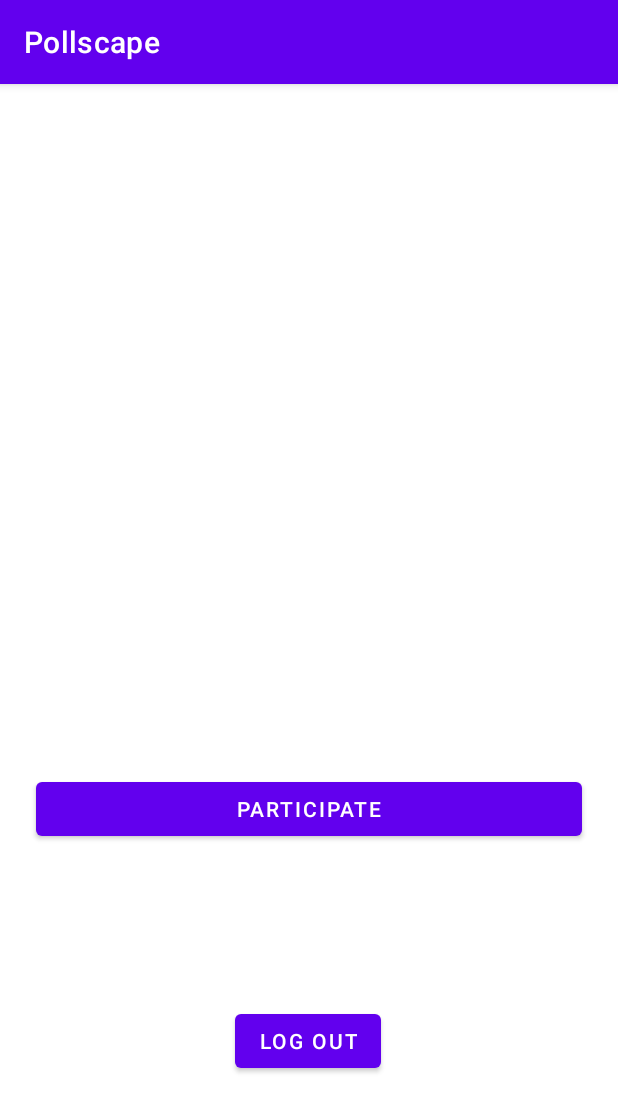
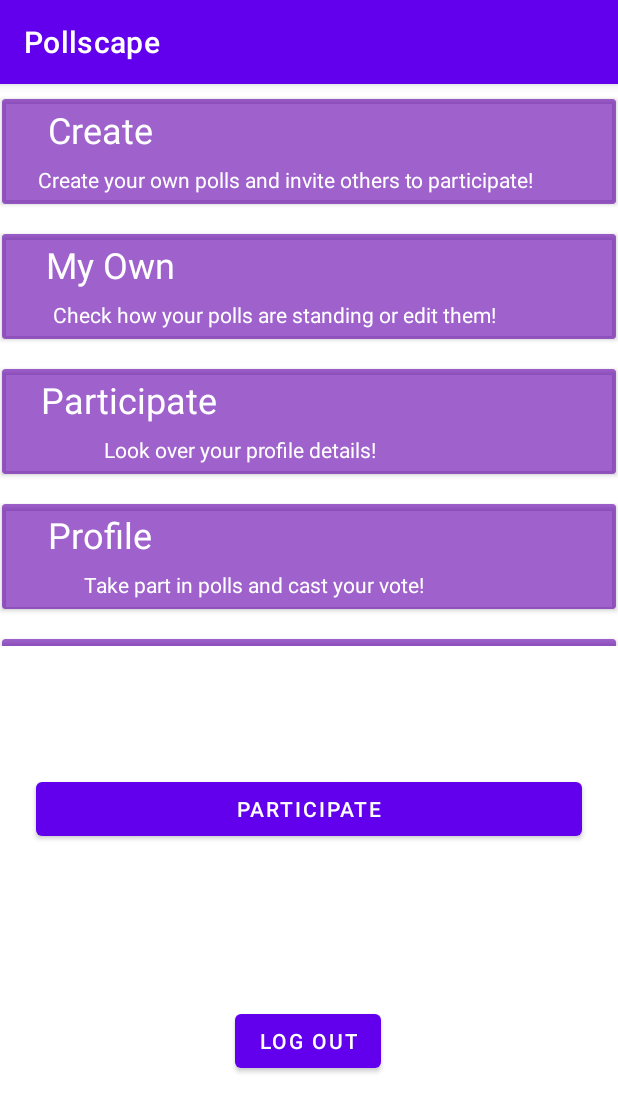
Before and after one commit to SeresP99/Thesis, an Android app: the Dashboard screen opened directly, with no data from a screen before it, on a phone screen of 412 x 824 dp. Shown: the top 1112 px of the screen. Run offline under Robolectric (Android 15) with nearby library versions, the phone set to English and light mode, and no system bars; our stand-ins replace Volley; network calls fail.

Commit message:
feat(android): recyclerView test

```diff
--- a/Pollscape/app/src/main/java/com/SeresP99/pollscape/Dashboard.java
+++ b/Pollscape/app/src/main/java/com/SeresP99/pollscape/Dashboard.java
@@ -1,6 +1,8 @@
 package com.SeresP99.pollscape;
 
 import androidx.appcompat.app.AppCompatActivity;
+import androidx.recyclerview.widget.LinearLayoutManager;
+import androidx.recyclerview.widget.RecyclerView;
 
 import android.content.Intent;
 import android.content.SharedPreferences;
@@ -14,14 +16,15 @@
 import com.android.volley.toolbox.JsonObjectRequest;
 import com.android.volley.toolbox.Volley;
 
-import org.json.JSONArray;
 import org.json.JSONException;
 
+import java.util.ArrayList;
 import java.util.HashMap;
 import java.util.Map;
-import java.util.concurrent.atomic.AtomicBoolean;
 
 public class Dashboard extends AppCompatActivity {
+
+    ArrayList<DashboardButtonModel> dashboardButtonModels = new ArrayList<DashboardButtonModel>();
 
     @Override
     protected void onCreate(Bundle savedInstanceState) {
@@ -36,6 +39,27 @@
         TextView tokenLbl = (TextView) findViewById(R.id.tokenLabel);
         tokenLbl.setText(token);
         //Toast.makeText(Dashboard.this, token, Toast.LENGTH_LONG).show();
+
+        RecyclerView recyclerView = findViewById(R.id.recycleView);
+        setUpDashboard();
+        DashboardButton_RecyclerViewAdapter adapter = new DashboardButton_RecyclerViewAdapter(this, dashboardButtonModels);
+        recyclerView.setAdapter(adapter);
+        recyclerView.setLayoutManager(new LinearLayoutManager(this));
+    }
+
+    private void setUpDashboard() {
+        String[] titles = new String[]{"Create", "My Own", "Participate", "Profile", "Logout"};
+        String[] descriptions = new String[]{
+                "Create your own polls and invite others to participate!",
+                "Check how your polls are standing or edit them!",
+                "Look over your profile details!",
+                "Take part in polls and cast your vote!",
+                "Hope to see you again soon!"
+        };
+
+        for (int i = 0; i < titles.length; i++) {
+            dashboardButtonModels.add(new DashboardButtonModel(titles[i], descriptions[i]));
+        }
     }
 
     private void JumpToLogin() {
@@ -50,13 +74,13 @@
         startActivity(intent);
     }
 
-    public void logOut(View view){
+    public void logOut(View view) {
         RemoveToken();
-       JumpToLogin();
+        JumpToLogin();
 
     }
 
-    private void RemoveToken(){
+    private void RemoveToken() {
         SharedPreferences sharedPreferences = getSharedPreferences("MySharedPref", MODE_PRIVATE);
         SharedPreferences.Editor myEdit = sharedPreferences.edit();
 
--- /dev/null
+++ b/Pollscape/app/src/main/java/com/SeresP99/pollscape/DashboardButtonModel.java
@@ -0,0 +1,20 @@
+package com.SeresP99.pollscape;
+
+public class DashboardButtonModel {
+    public String getTitle() {
+        return title;
+    }
+
+    public String getDescription() {
+        return description;
+    }
+
+    String title;
+    String description;
+
+
+    public DashboardButtonModel(String title, String description) {
+        this.title = title;
+        this.description = description;
+    }
+}
--- /dev/null
+++ b/Pollscape/app/src/main/java/com/SeresP99/pollscape/DashboardButton_RecyclerViewAdapter.java
@@ -0,0 +1,55 @@
+package com.SeresP99.pollscape;
+
+import android.content.Context;
+import android.view.LayoutInflater;
+import android.view.View;
+import android.view.ViewGroup;
+import android.widget.TextView;
+
+import androidx.annotation.NonNull;
+import androidx.recyclerview.widget.RecyclerView;
+
+import java.util.ArrayList;
+
+public class DashboardButton_RecyclerViewAdapter extends RecyclerView.Adapter<DashboardButton_RecyclerViewAdapter.MyViewHolder> {
+
+    Context context;
+    ArrayList<DashboardButtonModel> dashboardButtonModels;
+
+    public DashboardButton_RecyclerViewAdapter(Context context, ArrayList<DashboardButtonModel> dashboardButtonModels){
+        this.context = context;
+        this.dashboardButtonModels = dashboardButtonModels;
+    }
+
+    @NonNull
+    @Override
+    public DashboardButton_RecyclerViewAdapter.MyViewHolder onCreateViewHolder(@NonNull ViewGroup parent, int viewType) {
+        LayoutInflater inflater = LayoutInflater.from(context);
+        View view = inflater.inflate(R.layout.dashboard_recyclerview_row, parent, false);
+        return new DashboardButton_RecyclerViewAdapter.MyViewHolder(view);
+    }
+
+    @Override
+    public void onBindViewHolder(@NonNull DashboardButton_RecyclerViewAdapter.MyViewHolder holder, int position) {
+        holder.title.setText(dashboardButtonModels.get(position).getTitle());
+        holder.description.setText(dashboardButtonModels.get(position).getDescription());
+    }
+
+    @Override
+    public int getItemCount() {
+        return dashboardButtonModels.size();
+    }
+
+    public static class MyViewHolder extends RecyclerView.ViewHolder {
+
+        TextView title;
+        TextView description;
+
+        public MyViewHolder(@NonNull View itemView) {
+            super(itemView);
+
+            title = itemView.findViewById(R.id.cardTitle);
+            description = itemView.findViewById(R.id.cardDesc);
+        }
+    }
+}
--- a/Pollscape/app/src/main/res/layout/activity_dashboard.xml
+++ b/Pollscape/app/src/main/res/layout/activity_dashboard.xml
@@ -41,4 +41,13 @@
         app:layout_constraintHorizontal_bias="0.498"
         app:layout_constraintStart_toStartOf="parent"
         app:layout_constraintTop_toBottomOf="@+id/participateBtn" />
+
+    <androidx.recyclerview.widget.RecyclerView
+        android:id="@+id/recycleView"
+        android:layout_width="0dp"
+        android:layout_height="0dp"
+        app:layout_constraintBottom_toTopOf="@+id/tokenLabel"
+        app:layout_constraintEnd_toEndOf="parent"
+        app:layout_constraintStart_toStartOf="parent"
+        app:layout_constraintTop_toTopOf="parent" />
 </androidx.constraintlayout.widget.ConstraintLayout>
--- /dev/null
+++ b/Pollscape/app/src/main/res/layout/dashboard_recyclerview_row.xml
@@ -0,0 +1,51 @@
+<?xml version="1.0" encoding="utf-8"?>
+<androidx.constraintlayout.widget.ConstraintLayout xmlns:android="http://schemas.android.com/apk/res/android"
+    xmlns:app="http://schemas.android.com/apk/res-auto"
+    xmlns:tools="http://schemas.android.com/tools"
+    android:layout_width="match_parent"
+    android:layout_height="wrap_content">
+
+    <androidx.cardview.widget.CardView
+        android:layout_width="409dp"
+        android:layout_height="wrap_content"
+        app:cardBackgroundColor="#9E6500AD"
+        app:layout_constraintBottom_toBottomOf="parent"
+        app:layout_constraintEnd_toEndOf="parent"
+        app:layout_constraintStart_toStartOf="parent"
+        app:layout_constraintTop_toTopOf="parent"
+        android:layout_marginBottom="10dp"
+        android:layout_marginTop="10dp">
+
+        <androidx.constraintlayout.widget.ConstraintLayout
+            android:layout_width="match_parent"
+            android:layout_height="70dp">
+
+            <TextView
+                android:id="@+id/cardTitle"
+                android:layout_width="wrap_content"
+                android:layout_height="wrap_content"
+                android:fontFamily=""
+                android:text="TextView"
+                android:textColor="#FFFFFF"
+                android:textSize="24sp"
+                app:layout_constraintBottom_toBottomOf="parent"
+                app:layout_constraintEnd_toEndOf="parent"
+                app:layout_constraintHorizontal_bias="0.09"
+                app:layout_constraintStart_toStartOf="parent"
+                app:layout_constraintTop_toTopOf="parent"
+                app:layout_constraintVertical_bias="0.100000024" />
+
+            <TextView
+                android:id="@+id/cardDesc"
+                android:layout_width="wrap_content"
+                android:layout_height="wrap_content"
+                android:text="TextView"
+                android:textColor="@color/white"
+                app:layout_constraintBottom_toBottomOf="parent"
+                app:layout_constraintEnd_toEndOf="parent"
+                app:layout_constraintHorizontal_bias="0.3"
+                app:layout_constraintStart_toStartOf="parent"
+                app:layout_constraintTop_toBottomOf="@+id/cardTitle" />
+        </androidx.constraintlayout.widget.ConstraintLayout>
+    </androidx.cardview.widget.CardView>
+</androidx.constraintlayout.widget.ConstraintLayout>
```
